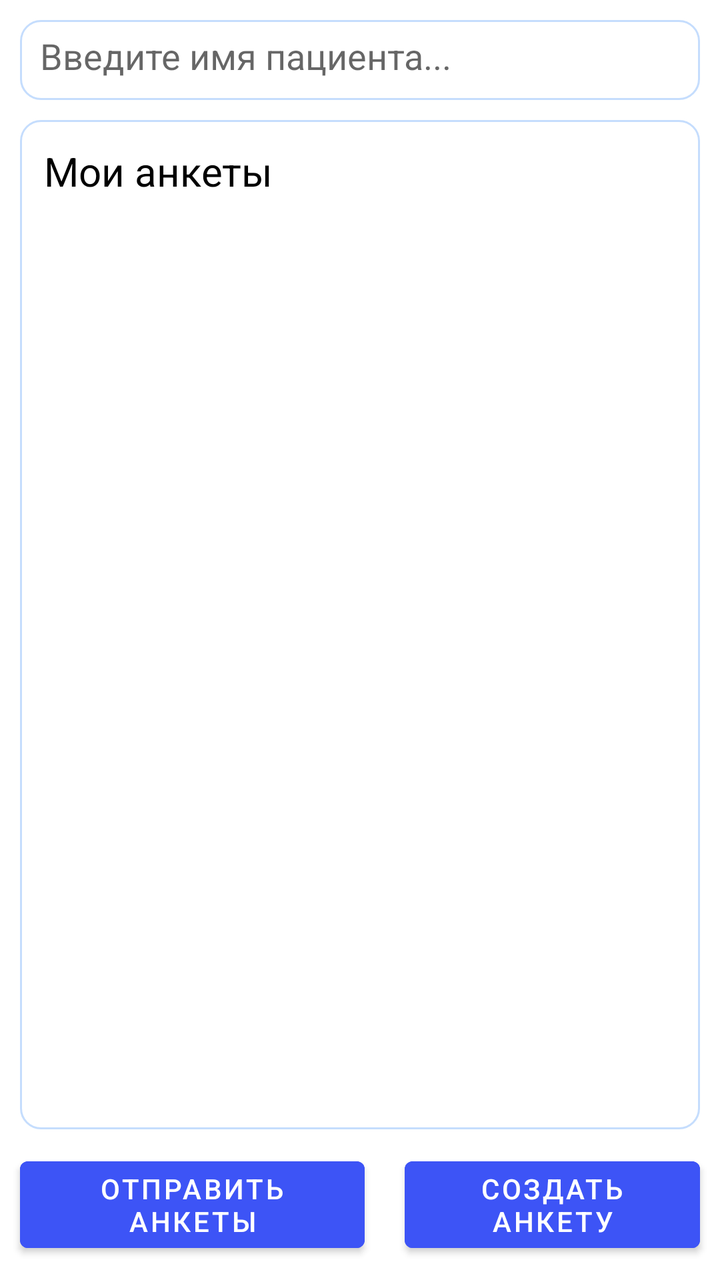
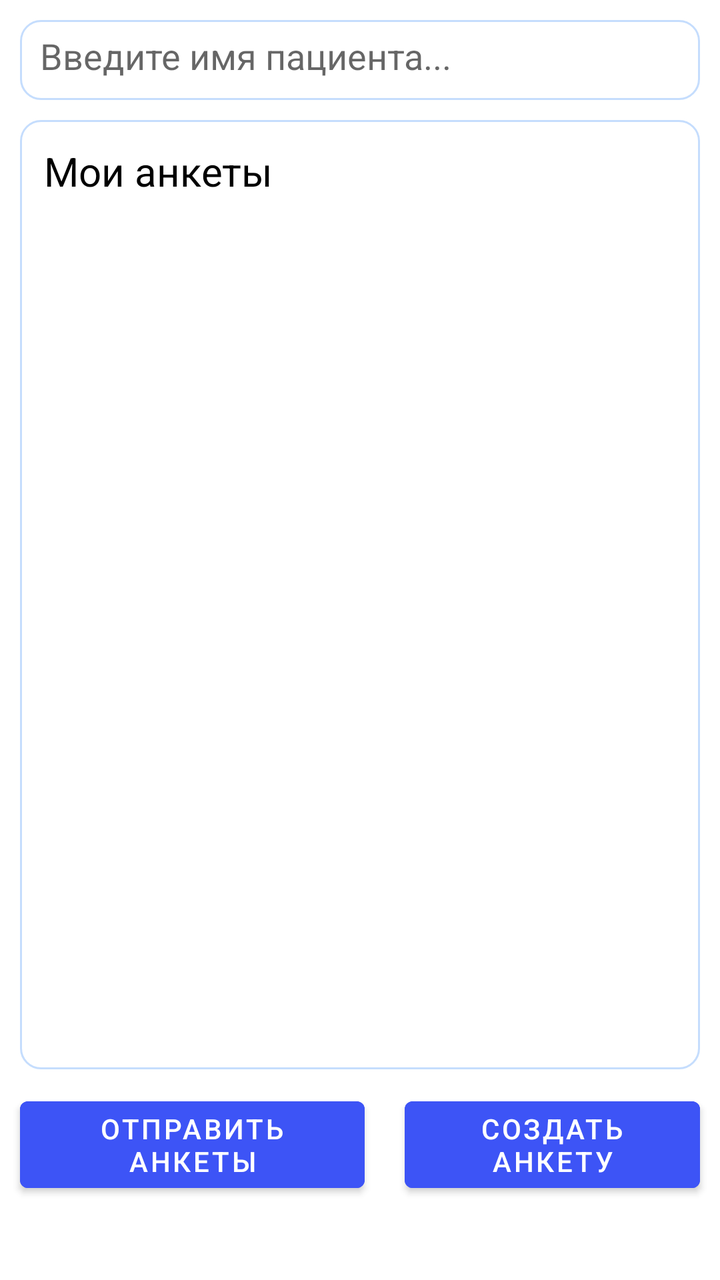

The first picture is an Android layout as it rendered before a commit; the second is the same layout after the commit. The layout source and the unified diff follow.
<!-- AndroidManifest.xml: application theme Theme.Pancreatitis -->
<!-- res/layout/fragment_questionnaires.xml -->
<?xml version="1.0" encoding="utf-8"?>
<FrameLayout xmlns:android="http://schemas.android.com/apk/res/android"
    android:layout_width="match_parent"
    android:layout_height="match_parent">

    <LinearLayout xmlns:android="http://schemas.android.com/apk/res/android"
        xmlns:app="http://schemas.android.com/apk/res-auto"
        android:layout_width="match_parent"
        android:layout_height="match_parent"
        xmlns:tools="http://schemas.android.com/tools"
        android:orientation="vertical"
        tools:context=".ui.questionnaires.AllQuestionnaireFragment">

        <LinearLayout
            android:id="@+id/create_questionnaire"
            android:layout_width="match_parent"
            android:layout_height="wrap_content"
            android:layout_marginTop="10dp"
            android:layout_marginLeft="10dp"
            android:layout_marginRight="10dp" >

            <EditText
                android:id="@+id/search_bar"
                android:padding="10dp"
                android:layout_width="match_parent"
                android:layout_height="40dp"
                android:hint="Введите имя пациента..."
                android:background="@drawable/rounded_background"/>
        </LinearLayout>

        <LinearLayout
            android:id="@+id/all_questionnaires"
            android:layout_width="match_parent"
            android:layout_height="0dp"
            android:layout_weight="1"
            app:layout_constraintEnd_toEndOf="parent"
            app:layout_constraintStart_toStartOf="parent"
            app:layout_constraintTop_toBottomOf="@id/create_questionnaire"
            android:background="@drawable/rounded_background"
            android:layout_margin="10dp"
            android:orientation="vertical" >

            <TextView
                android:layout_width="wrap_content"
                android:layout_height="wrap_content"
                android:textSize="20dp"
                android:textColor="@color/black"
                android:text="Мои анкеты"
                android:layout_marginTop="10dp"
                android:layout_marginLeft="10dp" />

            <androidx.recyclerview.widget.RecyclerView
                android:id="@+id/recycler_view_questionnaires"
                android:layout_width="match_parent"
                android:layout_height="match_parent"
                android:layout_margin="10dp" />

        </LinearLayout>

        <LinearLayout
            android:layout_width="wrap_content"
            android:layout_height="wrap_content"
            android:orientation="horizontal" >

            <Button
                android:id="@+id/submit_ankets"
                android:layout_width="match_parent"
                android:layout_height="wrap_content"
                android:backgroundTint="@color/colorActive"
                android:text="Отправить анкеты"
                android:layout_weight="1"
                android:layout_marginBottom="10dp"
                android:layout_marginLeft="10dp"
                android:layout_marginRight="10dp"/>

            <Button
                android:id="@+id/create_anket"
                android:layout_width="match_parent"
                android:layout_height="wrap_content"
                android:backgroundTint="@color/colorActive"
                android:text="Создать анкету"
                android:layout_weight="1"
                android:layout_marginBottom="10dp"
                android:layout_marginLeft="10dp"
                android:layout_marginRight="10dp"/>
        </LinearLayout>


    </LinearLayout>

    <include
        android:id="@+id/loading_overlay"
        layout="@layout/loading_overlay"
        />
</FrameLayout>
<!-- res/layout/loading_overlay.xml (included above) -->
<?xml version="1.0" encoding="utf-8"?>
<FrameLayout
    xmlns:android="http://schemas.android.com/apk/res/android"
    android:visibility="gone"
    android:layout_width="match_parent"
    android:layout_height="match_parent"
    android:background="@color/white"
    android:clickable="true"
    android:focusable="true">

    <ProgressBar
        android:layout_gravity="center"
        android:indeterminate="true"
        android:layout_width="64dp"
        android:layout_height="64dp"/>

    <TextView
        android:layout_gravity="center"
        android:layout_width="wrap_content"
        android:layout_height="wrap_content"
        android:layout_marginTop="64dp"
        android:textColor="@color/black"
        android:textSize="20dp"
        android:text="Работаем..." />
</FrameLayout>
<!-- resources referenced by this layout -->
<resources>
  <color name="black">#FF000000</color>
  <color name="colorActive">#3D54F6</color>
  <color name="white">#FFFFFFFF</color>
  <!-- drawable rounded_background (drawable) -->
  <?xml version="1.0" encoding="utf-8"?>
  <shape xmlns:android="http://schemas.android.com/apk/res/android"
      android:shape="rectangle">
      <corners android:radius="10dp"/>  
      <solid android:color="@android:color/white"/> 
      <padding
          android:left="2dp"
          android:right="2dp"
          android:top="2dp"
          android:bottom="2dp"/>
  
      <stroke
          android:width="1dp"
          android:color="@color/colorCircle"/> 
  </shape>
  <style name="Theme.Pancreatitis" parent="Theme.MaterialComponents.DayNight.DarkActionBar">
          
          <item name="colorPrimary">@color/colorActive</item>
          <item name="colorPrimaryVariant">@color/colorActive</item>
          <item name="colorOnPrimary">@color/white</item>
          
          <item name="colorSecondary">@color/teal_200</item>
          <item name="colorSecondaryVariant">@color/teal_700</item>
          <item name="colorOnSecondary">@color/black</item>
          
          <item name="android:statusBarColor">?attr/colorPrimaryVariant</item>
          
      </style>
  <color name="colorCircle">#C5DDFD</color>
  <color name="teal_200">#FF03DAC5</color>
  <color name="teal_700">#FF018786</color>
</resources>

<!-- the commit's change to res/layout/fragment_questionnaires.xml (unified diff, before → after) -->
@@ -9,7 +9,8 @@
         android:layout_height="match_parent"
         xmlns:tools="http://schemas.android.com/tools"
         android:orientation="vertical"
-        tools:context=".ui.questionnaires.AllQuestionnaireFragment">
+        tools:context=".ui.questionnaires.AllQuestionnaireFragment"
+        android:paddingBottom="30dp">
 
         <LinearLayout
             android:id="@+id/create_questionnaire"
